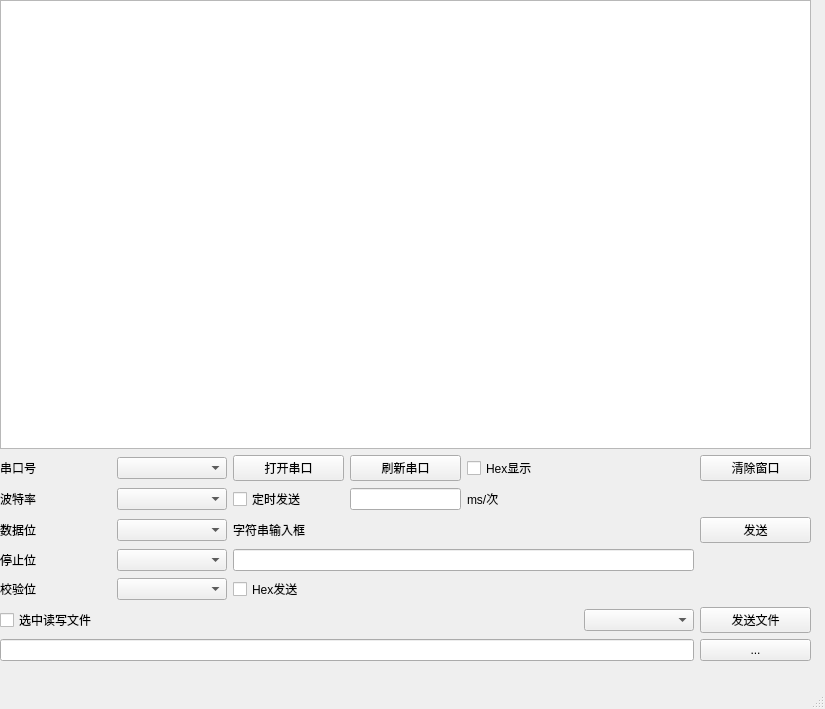
Before: the Qt Designer form ex_pygui/MySerAsist.ui in xianke5200/Python_spider_test, drawn with Qt 5.
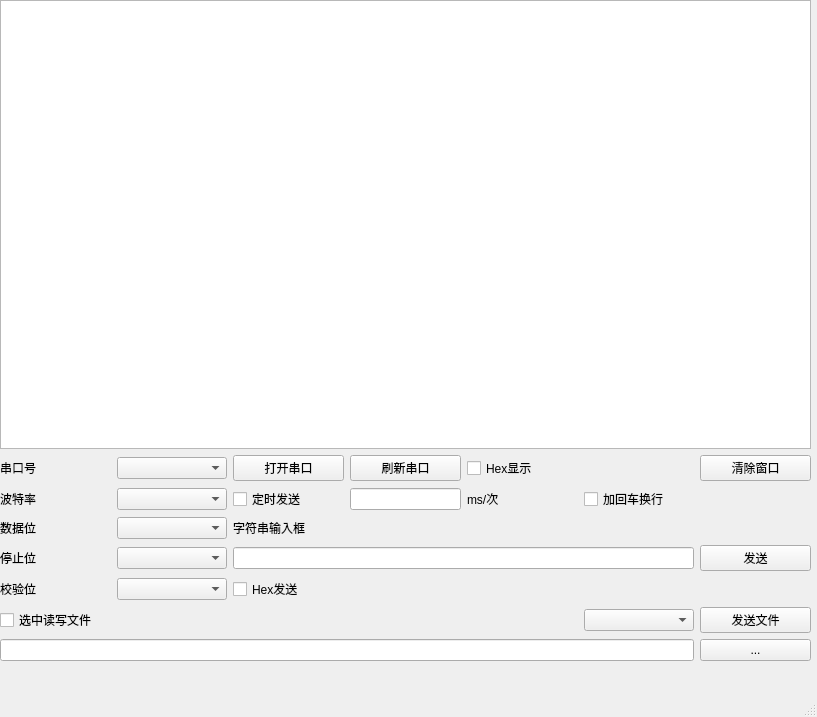
After: the same form once the commit is applied.

Patch:
```diff
--- a/ex_pygui/MySerAsist.ui
+++ b/ex_pygui/MySerAsist.ui
@@ -6,15 +6,15 @@
    <rect>
     <x>0</x>
     <y>0</y>
-    <width>825</width>
-    <height>709</height>
+    <width>817</width>
+    <height>717</height>
    </rect>
   </property>
   <property name="windowTitle">
    <string>MainWindow</string>
   </property>
   <widget class="QWidget" name="centralwidget">
-   <widget class="QWidget" name="">
+   <widget class="QWidget" name="layoutWidget">
     <property name="geometry">
      <rect>
       <x>0</x>
@@ -125,13 +125,6 @@
        </property>
       </widget>
      </item>
-     <item row="5" column="6">
-      <widget class="QPushButton" name="ser_sendbtn">
-       <property name="text">
-        <string>发送</string>
-       </property>
-      </widget>
-     </item>
      <item row="4" column="3">
       <widget class="QLineEdit" name="ser_sendtmr_time">
        <property name="enabled">
@@ -186,6 +179,20 @@
        </property>
       </widget>
      </item>
+     <item row="6" column="6">
+      <widget class="QPushButton" name="ser_sendbtn">
+       <property name="text">
+        <string>发送</string>
+       </property>
+      </widget>
+     </item>
+     <item row="4" column="5">
+      <widget class="QCheckBox" name="send_with_enter">
+       <property name="text">
+        <string>加回车换行</string>
+       </property>
+      </widget>
+     </item>
     </layout>
    </widget>
   </widget>
```
Left out of the diff: 4 changed lines with no effect on the pictures.
